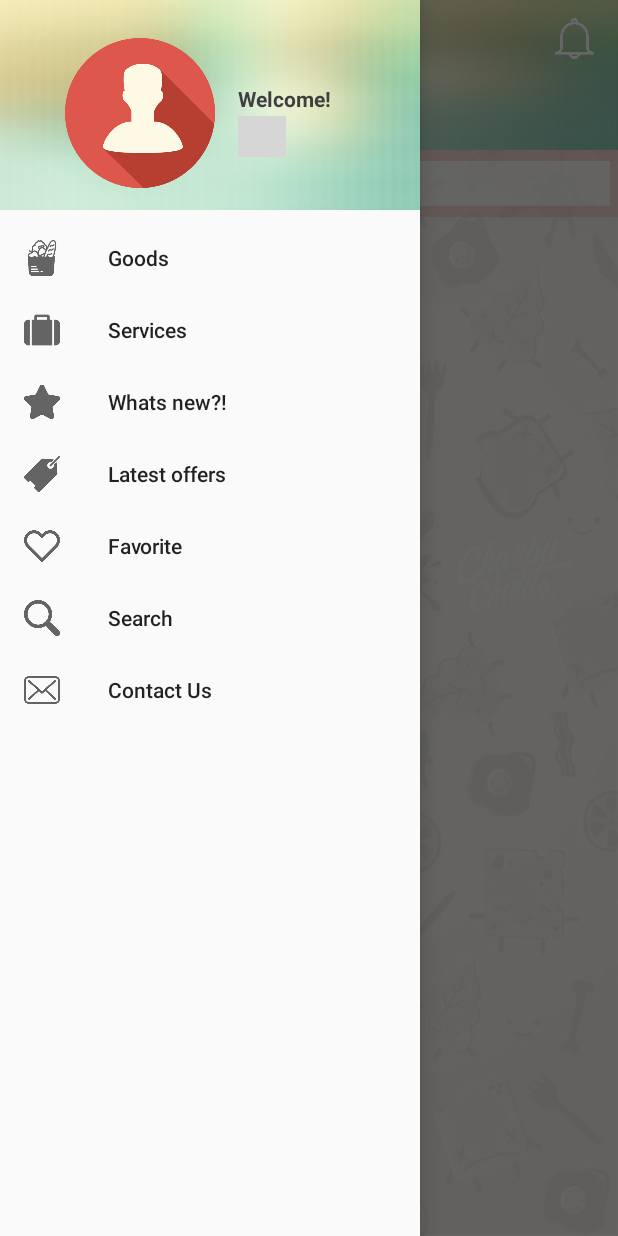
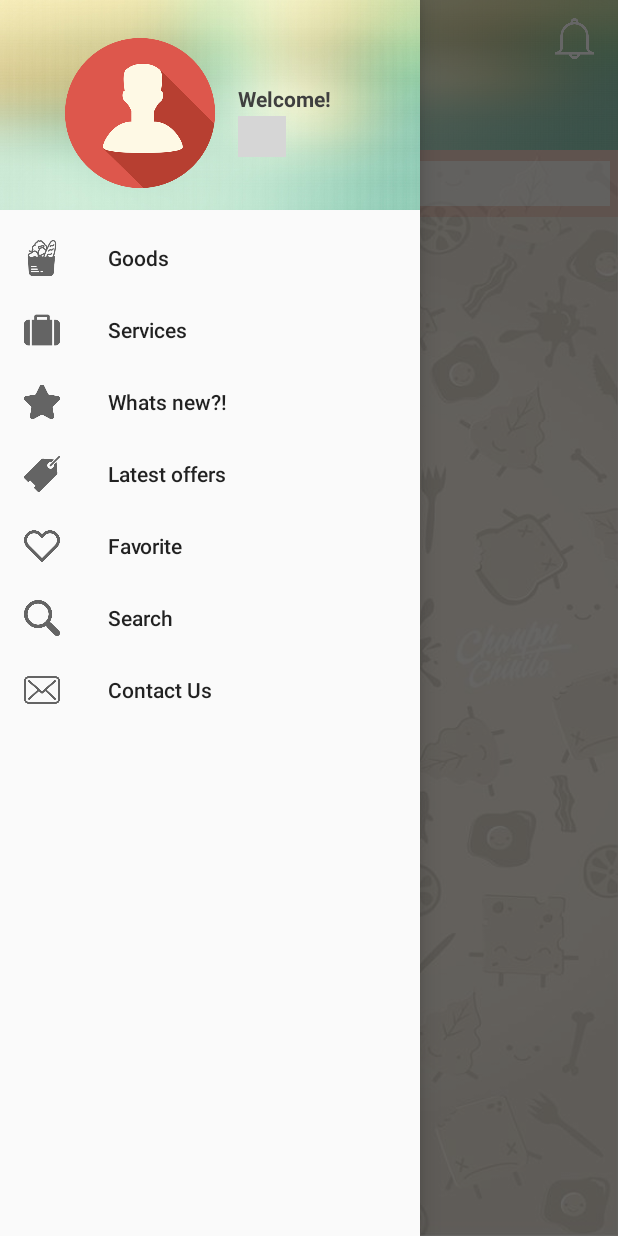
Before and after one commit to minasedhom1/CityCenter3, an Android app: the fragment SearchFragment placed in its activity, with the side drawer open, on a phone screen of 412 x 824 dp. Run offline under Robolectric (Android 15) with nearby library versions, the phone set to English and light mode, and no system bars; our stand-ins replace Picasso, Volley; libraries missing offline, so code that uses them is left out: com.facebook, com.facebook.login, com.facebook.share, jp.wasabeef.picasso, me.leolin.shortcutbadger; plain views replace LikeView; network calls fail; pictures from the network do not load; 7 statements that could not run were skipped; grey boxes are pictures that could not be loaded.

Commit message:
Handling Bugs

```diff
--- a/app/src/main/AndroidManifest.xml
+++ b/app/src/main/AndroidManifest.xml
@@ -14,6 +14,7 @@
         android:theme="@style/AppTheme">
         <meta-data android:name="com.facebook.sdk.ApplicationId" android:value="@string/facebook_app_id"/>
         <activity
+            android:clearTaskOnLaunch="true"
             android:name=".MainActivity"
             android:theme="@style/AppTheme.NoActionBar">
             <intent-filter>
--- a/app/src/main/java/com/example/lenovo/citycenter/Fragments/Categories.java
+++ b/app/src/main/java/com/example/lenovo/citycenter/Fragments/Categories.java
@@ -49,11 +49,8 @@ public class Categories extends Fragment {
 
     @Override
     public View onCreateView(LayoutInflater inflater, ViewGroup container, Bundle savedInstanceState) {
-      /*  mServiceIntent = new Intent(getContext(), BackGroundService.class);
-        getContext().startService(mServiceIntent);
-*/
-        Methods.getFavIds(getContext());
 
+     //   Methods.getFavIds(getContext());
          categoryArrayList = new ArrayList<>();
         /*----------------------------------------------------------------------------------------------------------------------------------------------------*/
 
@@ -95,20 +92,6 @@ public class Categories extends Fragment {
         if (categoryArrayList.isEmpty())
         { VolleySingleton.getInstance().addToRequestQueue(request);}
         return inflater.inflate(R.layout.fragment_categories, container, false);
-        //if(categoryArrayList.size()==0)
-   //     GetDataRequest fetchRequest = new GetDataRequest(responseListener);
-     /*   Cache.Entry entry=queue.getCache().get(Urls.URL_GET_CATEGORIES_GOODS);
-        if(queue.getCache().get(Urls.URL_GET_CATEGORIES_GOODS)!=null){
-            //response exists
-          String cachedResponse = new String(queue.getCache().get(Urls.URL_GET_CATEGORIES_GOODS).data);
-
-        }else {
-        queue.add(fetchRequest);}*/
-       // queue.start();
-/*         queue.getCache().clear();
-         queue.add(cacheRequest);*/
-        //if(categoryArrayList.size())
-
 
     }
 /*------------------------------------------------------------------------------------------------------------------------------------------------*/
--- a/app/src/main/java/com/example/lenovo/citycenter/Fragments/ContactUs.java
+++ b/app/src/main/java/com/example/lenovo/citycenter/Fragments/ContactUs.java
@@ -33,7 +33,7 @@ WebView  webViewl;
     public View onCreateView(LayoutInflater inflater, ViewGroup container,
                              Bundle savedInstanceState) {
 View view =inflater.inflate(R.layout.fragment_contact_us, container, false);
-        Methods.setPath(view);
+        Methods.setPath(view,getContext());
         progressBar= (ProgressBar) view.findViewById(R.id.progress_bar);
         webViewl= (WebView) view.findViewById(R.id.contact_us_web_view);
         webViewl.setWebViewClient(new WebViewClient()
--- a/app/src/main/java/com/example/lenovo/citycenter/Fragments/NotificationsListFragment.java
+++ b/app/src/main/java/com/example/lenovo/citycenter/Fragments/NotificationsListFragment.java
@@ -66,7 +66,7 @@ public class NotificationsListFragment extends Fragment {
         notiListView= (ListView) v.findViewById(R.id.notification_list);
         progressBar= (ProgressBar) v.findViewById(R.id.progress_bar);
 
-        Methods.setPath(v);
+        Methods.setPath(v,getContext());
 
         final StringRequest request=new StringRequest(Request.Method.GET,Urls.URL_GET_NOTIFICATIONS,
                 new Response.Listener<String>() {
--- a/app/src/main/java/com/example/lenovo/citycenter/Fragments/SearchFragment.java
+++ b/app/src/main/java/com/example/lenovo/citycenter/Fragments/SearchFragment.java
@@ -28,6 +28,7 @@ import android.widget.Filterable;
 import android.widget.ListView;
 import android.widget.ProgressBar;
 import android.widget.TextView;
+import android.widget.Toast;
 
 import com.android.volley.Request;
 import com.android.volley.Response;
@@ -52,6 +53,8 @@ import java.util.ArrayList;
 import java.util.Collections;
 import java.util.Comparator;
 
+import me.leolin.shortcutbadger.ShortcutBadger;
+
 import static android.content.Context.LAYOUT_INFLATER_SERVICE;
 
 public class SearchFragment extends Fragment {
@@ -60,8 +63,8 @@ public class SearchFragment extends Fragment {
     }
 
    ListView listView;
-    JSONArray jsonArray;
-    JSONObject jsonObject;
+   // JSONArray jsonArray;
+  //  JSONObject jsonObject;
     ArrayList<Item> itemArrayList;
     MyItemSearchAdapter myItemSearchAdapter;
     EditText editText;
@@ -70,7 +73,7 @@ public class SearchFragment extends Fragment {
     @Override
     public View onCreateView(LayoutInflater inflater, ViewGroup container,
                              Bundle savedInstanceState) {
-
+try{
         // Inflate the layout for this fragment
         View v= inflater.inflate(R.layout.fragment_search, container, false);
          listView= (ListView) v.findViewById(R.id.items_name_list);
@@ -85,8 +88,69 @@ public class SearchFragment extends Fragment {
             myItemSearchAdapter=new MyItemSearchAdapter(getContext(),android.R.layout.simple_list_item_1,Variables.searchList);
             listView.setAdapter(myItemSearchAdapter);
             progressBar.setVisibility(View.GONE);
+
         }
-        else {}
+        else {Methods.toast("Please wait...",getContext());}
+
+
+//getActivity().onBackPressed();
+/**********************************************************************************************************************************************/
+        // The filter's action is BROADCAST_ACTION
+        IntentFilter statusIntentFilter = new IntentFilter("GETITEMS");
+        /*        // Adds a data filter for the HTTP scheme
+        statusIntentFilter.addDataScheme("http");*/
+        // Instantiates a new DownloadStateReceiver
+
+        BroadcastReceiver broadcastReceiver = new BroadcastReceiver() {
+            @Override
+            public void onReceive(Context context, Intent intent) {
+                try{
+                itemArrayList =(ArrayList<Item>) intent.getSerializableExtra("SEARCHITEMS");
+                myItemSearchAdapter=new MyItemSearchAdapter(getContext(),android.R.layout.simple_list_item_1,Variables.searchList);
+                listView.setAdapter(myItemSearchAdapter);
+                progressBar.setVisibility(View.GONE);}
+                catch (Exception e){
+                    Methods.toast(e.getMessage(),getContext());}
+            }
+        };
+        // Registers the DownloadStateReceiver and its intent filters
+        LocalBroadcastManager.getInstance(getContext()).registerReceiver(
+                broadcastReceiver,
+                statusIntentFilter);
+/**********************************************************************************************************************************************/
+
+
+        listView.setOnItemClickListener(new AdapterView.OnItemClickListener() {
+            @Override
+            public void onItemClick(AdapterView<?> adapterView, View view, int i, long l) {
+
+                    InputMethodManager imm = (InputMethodManager)getContext().getSystemService(Context.INPUT_METHOD_SERVICE);
+              //  imm.toggleSoftInputFromWindow(view.getWindowToken(),0,0);
+                    imm.hideSoftInputFromWindow(view.getWindowToken(), 0);
+                Item item=  myItemSearchAdapter.getItem(i);
+                Variables.SINGLE_ITEM_ID = String.valueOf(item.getId());
+                Fragment fragment = new SingleItemFragment();
+                getFragmentManager().beginTransaction().replace(R.id.frag_holder, fragment).addToBackStack("tag").commit();
+            }
+        });
+
+        editText.addTextChangedListener(new TextWatcher() {
+            @Override
+            public void beforeTextChanged(CharSequence charSequence, int i, int i1, int i2) {
+            }
+            @Override
+            public void onTextChanged(CharSequence charSequence, int i, int i1, int i2) {
+                myItemSearchAdapter.getFilter().filter(charSequence); }
+            @Override
+            public void afterTextChanged(Editable editable) {
+            }
+        });
+    return v;   }
+catch(Exception e){
+    Toast.makeText(getContext(),e.getMessage(),Toast.LENGTH_LONG).show();
+}
+       return  null;  }
+
         /*
         final StringRequest request=new StringRequest(Request.Method.GET,Urls.URL_ALL_ITEM_SEARCH,new Response.Listener<String>() {
 
@@ -137,60 +201,6 @@ public class SearchFragment extends Fragment {
             progressBar.setVisibility(View.GONE);
 
         }*/
-/**********************************************************************************************************************************************/
-        // The filter's action is BROADCAST_ACTION
-        IntentFilter statusIntentFilter = new IntentFilter(
-                "GETITEMS");
-        /*        // Adds a data filter for the HTTP scheme
-        statusIntentFilter.addDataScheme("http");*/
-        // Instantiates a new DownloadStateReceiver
-
-        BroadcastReceiver broadcastReceiver = new BroadcastReceiver() {
-            @Override
-            public void onReceive(Context context, Intent intent) {
-                //itemArrayList =(ArrayList<Item>) intent.getSerializableExtra("SEARCHITEMS");
-                myItemSearchAdapter=new MyItemSearchAdapter(getContext(),android.R.layout.simple_list_item_1,Variables.searchList);
-                listView.setAdapter(myItemSearchAdapter);
-                progressBar.setVisibility(View.GONE);
-            }
-        };
-        // Registers the DownloadStateReceiver and its intent filters
-        LocalBroadcastManager.getInstance(getContext()).registerReceiver(
-                broadcastReceiver,
-                statusIntentFilter);
-/**********************************************************************************************************************************************/
-
-
-        listView.setOnItemClickListener(new AdapterView.OnItemClickListener() {
-            @Override
-            public void onItemClick(AdapterView<?> adapterView, View view, int i, long l) {
-
-                    InputMethodManager imm = (InputMethodManager)getContext().getSystemService(Context.INPUT_METHOD_SERVICE);
-              //  imm.toggleSoftInputFromWindow(view.getWindowToken(),0,0);
-                    imm.hideSoftInputFromWindow(view.getWindowToken(), 0);
-                Item item=  myItemSearchAdapter.getItem(i);
-                Variables.SINGLE_ITEM_ID = String.valueOf(item.getId());
-                Fragment fragment = new SingleItemFragment();
-                getFragmentManager().beginTransaction().replace(R.id.frag_holder, fragment).addToBackStack("tag").commit();
-               // Methods.toast(item.getDescription(),getContext());
-            }
-        });
-
-        editText.addTextChangedListener(new TextWatcher() {
-            @Override
-            public void beforeTextChanged(CharSequence charSequence, int i, int i1, int i2) {
-            }
-            @Override
-            public void onTextChanged(CharSequence charSequence, int i, int i1, int i2) {
-                myItemSearchAdapter.getFilter().filter(charSequence); }
-            @Override
-            public void afterTextChanged(Editable editable) {
-            }
-        });
-        return v;
-}
-
-
 
 
 
--- a/app/src/main/java/com/example/lenovo/citycenter/MainActivity.java
+++ b/app/src/main/java/com/example/lenovo/citycenter/MainActivity.java
@@ -89,10 +89,9 @@ public class MainActivity extends AppCompatActivity
     @Override
     protected void onCreate(final Bundle savedInstanceState) {
         super.onCreate(savedInstanceState);
-        setContentView(R.layout.activity_main);
+   setContentView(R.layout.activity_main);
+        Methods.toast("OnCreate",getApplicationContext());
 
-        Intent mServiceIntent = new Intent(getApplicationContext(), BackGroundService.class);
-        startService(mServiceIntent);
 
         tryConnect= (Button) findViewById(R.id.try_connect_btn);
         fab = (FloatingActionButton) findViewById(R.id.fab);
@@ -254,6 +253,22 @@ void showEveryThing()
 
 
 }
+
+    @Override
+    protected void onResume() {
+        super.onResume();
+        Methods.toast("OnResume",getApplicationContext());
+        try {
+            if (Variables.searchList.size() == 0) {
+                Intent mServiceIntent = new Intent(getApplicationContext(), BackGroundService.class);
+                startService(mServiceIntent);
+            } else {//getApplication();
+        }
+
+        }catch(Exception e){
+            e.printStackTrace();
+        }
+    }
 
     void LoginFB_request()
     {
--- a/app/src/main/java/com/example/lenovo/citycenter/classes/GetAllItemsService.java
+++ b/app/src/main/java/com/example/lenovo/citycenter/classes/GetAllItemsService.java
@@ -38,6 +38,7 @@ JSONArray jsonArray;
     JSONObject jsonObject;
     @Override
     public int onStartCommand(Intent intent, int flags, int startId) {
+        Methods.getFavIds(getApplicationContext());
 /*        final StringRequest request1=new StringRequest(Request.Method.GET, Urls.URL_ALL_ITEM_SEARCH,new Response.Listener<String>() {
 
             @Override
--- a/app/src/main/java/com/example/lenovo/citycenter/classes/MyItemAdapter.java
+++ b/app/src/main/java/com/example/lenovo/citycenter/classes/MyItemAdapter.java
@@ -348,7 +348,6 @@ public class MyItemAdapter extends ArrayAdapter<Item> {
                 return convertView;
 
             } catch (Exception e) {
-              //  Methods.toast(e.getMessage(),getContext());
                 return null;
             }
 
--- a/app/src/main/res/layout/app_bar_main.xml
+++ b/app/src/main/res/layout/app_bar_main.xml
@@ -34,6 +34,7 @@
     <include layout="@layout/header_layout"/>
 
     <FrameLayout
+
         android:layout_width="match_parent"
         android:layout_height="match_parent"
         android:id="@+id/frag_holder">
--- a/app/src/main/res/layout/fragment_categories.xml
+++ b/app/src/main/res/layout/fragment_categories.xml
@@ -4,7 +4,9 @@
     android:layout_height="match_parent"
     android:orientation="vertical"
     tools:context="com.example.lenovo.citycenter.Fragments.Categories"
-   >
+    android:background="@mipmap/background"
+
+    >
     <ExpandableListView
         android:layout_width="match_parent"
         android:layout_height="match_parent"
--- a/app/src/main/res/layout/fragment_grandcinema.xml
+++ b/app/src/main/res/layout/fragment_grandcinema.xml
@@ -3,7 +3,10 @@
     android:layout_width="match_parent"
     android:layout_height="match_parent"
     android:orientation="vertical"
-    tools:context="com.example.lenovo.citycenter.Fragments.GrandCinema">
+    tools:context="com.example.lenovo.citycenter.Fragments.GrandCinema"
+    android:background="@mipmap/background"
+
+    >
 
     <ExpandableListView
         android:layout_width="match_parent"
--- a/app/src/main/res/layout/fragment_notifications_list.xml
+++ b/app/src/main/res/layout/fragment_notifications_list.xml
@@ -10,9 +10,12 @@
         android:layout_width="match_parent"
         android:layout_height="match_parent">
     <ListView
+        android:background="#4dffffff"
+        android:paddingTop="2dp"
     android:layout_width="match_parent"
     android:layout_height="match_parent"
-    android:id="@+id/notification_list"/>
+    android:id="@+id/notification_list"
+        android:dividerHeight="2dp"/>
 
     <ProgressBar
         android:layout_width="40dp"
--- a/app/src/main/res/layout/fragment_search.xml
+++ b/app/src/main/res/layout/fragment_search.xml
@@ -3,8 +3,9 @@
     android:layout_width="match_parent"
     android:layout_height="match_parent"
     android:orientation="vertical"
-    android:background="#80ffffff"
-    tools:context="com.example.lenovo.citycenter.Fragments.SearchFragment">
+    tools:context="com.example.lenovo.citycenter.Fragments.SearchFragment"
+    android:background="@mipmap/background"
+    >
 
     <!-- TODO: Update blank fragment layout -->
     <FrameLayout
```
Also changed, not shown: app/src/main/java/com/example/lenovo/citycenter/Assets/Methods.java (+11 -2 lines), app/src/main/java/com/example/lenovo/citycenter/Fragments/ItemsFragment.java (+23 -25 lines), app/src/main/java/com/example/lenovo/citycenter/classes/BackGroundService.java (+4 -4 lines), app/src/main/java/com/example/lenovo/citycenter/classes/NotificationCustomAdapter.java (+5 -2 lines), app/src/main/res/layout/custom_notification.xml (+6 -6 lines), app/src/main/res/layout/path_layout.xml (+17 -5 lines), app/src/main/res/mipmap-xhdpi/back_arrow.png (added).
